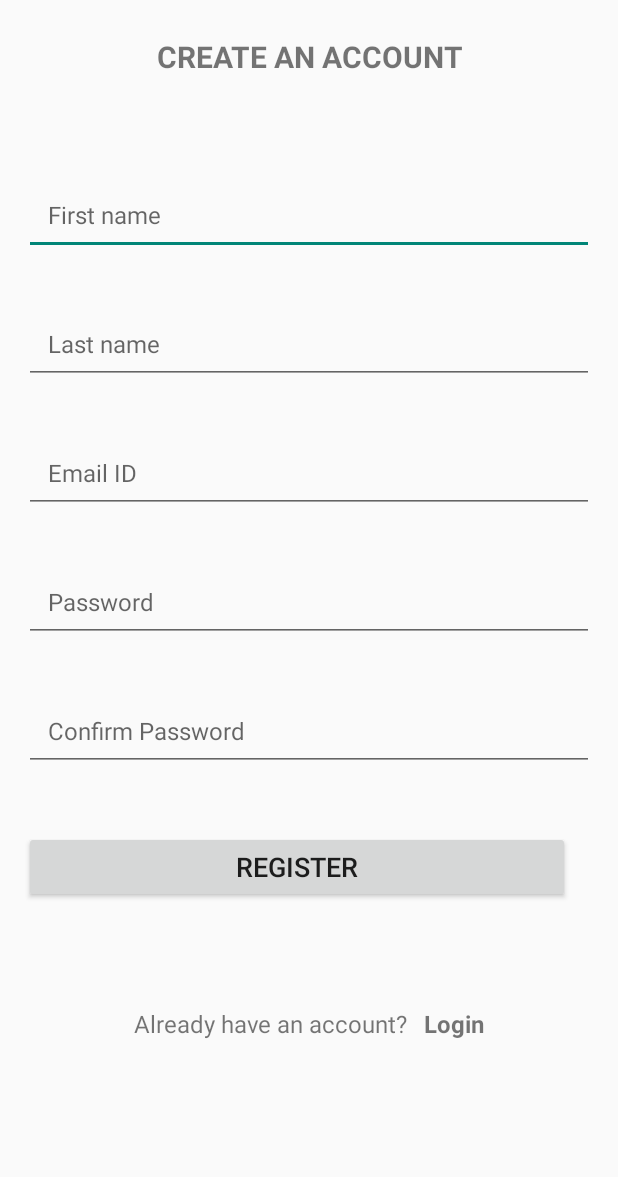
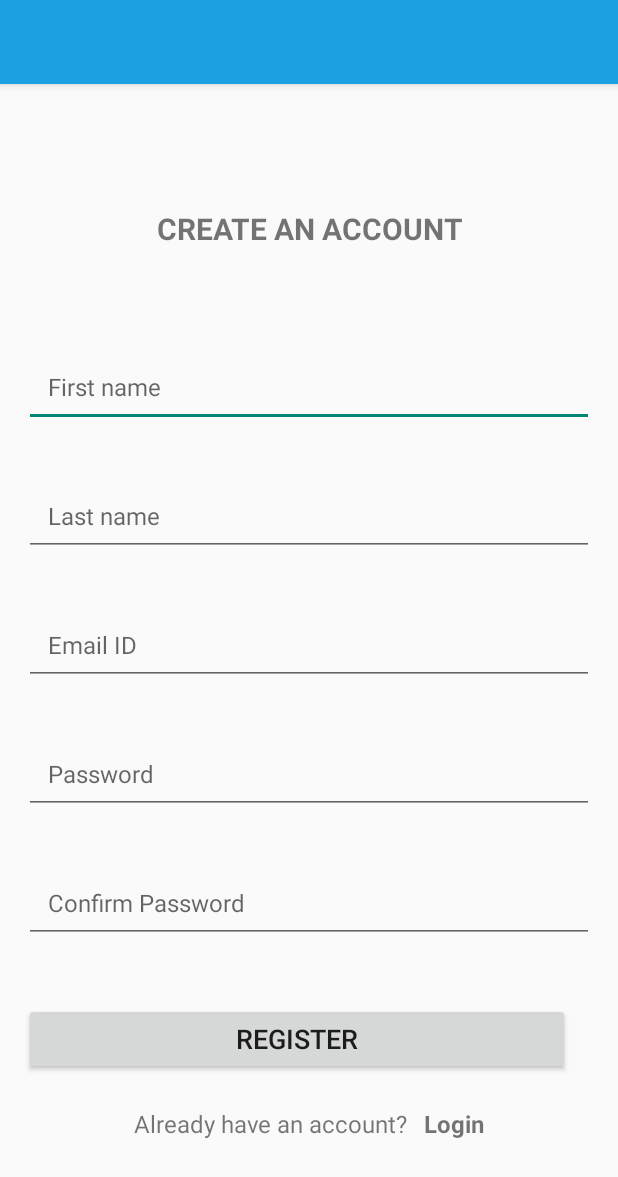
Before and after one commit to dominik-bregovic/My_Sports_App, an Android app: the RegisterActivity screen opened directly, with no data from a screen before it, on a phone screen of 412 x 824 dp. Shown: the top 1177 px of the screen. Run offline under Robolectric (Android 15) with nearby library versions, the phone set to English and light mode, and no system bars; our stand-ins replace Firebase (no records; nobody signed in at launch, a user with empty details on screens opened directly).

Commit message:
added toolbar to views, added dimensions to sverel views, reformated fogrott password view

```diff
--- a/app/src/main/java/com/example/sports_app/MainActivity.kt
+++ b/app/src/main/java/com/example/sports_app/MainActivity.kt
@@ -45,12 +45,15 @@ class MainActivity : AppCompatActivity() {
         list.add("Select...")
         courser!!.moveToFirst()
         try {
+            if (courser != null &&  courser.moveToFirst()){
                 do {
                     var course = courser.getString(courser.getColumnIndex(DBHelper.SPORT_COL))
                     if (!list.contains(course)){
                         list.add(course)
                     }
                 }while (courser.moveToNext())
+            }
+
         } finally {
             courser.close();
         }
--- /dev/null
+++ b/app/src/main/res/drawable/divider.xml
@@ -0,0 +1,6 @@
+<?xml version="1.0" encoding="utf-8"?>
+<shape xmlns:android = "http://schemas.android.com/apk/res/android">
+    <size
+        android:width = "16dp"
+        android:height = "24dp"/>
+</shape>
--- a/app/src/main/res/drawable/textview_border2.xml
+++ b/app/src/main/res/drawable/textview_border2.xml
@@ -5,13 +5,14 @@
     <item>
         <shape android:shape="rectangle">
             <solid android:color="@color/white"/>
-            <stroke android:color="@color/colorPrimary"
+            <stroke android:color="@color/orange"
                 android:width="5dp"/>
         </shape>
 
     </item>
 
-    <item android:top="3dp" android:bottom="3dp">
+    <item android:top="3dp"
+        android:bottom="3dp">
         <shape android:shape="rectangle">
             <solid android:color="@color/white"/>
 
--- a/app/src/main/res/layout/activity_main.xml
+++ b/app/src/main/res/layout/activity_main.xml
@@ -50,8 +50,8 @@
 
     <ImageButton
         android:id="@+id/btn_main_add"
-        android:layout_width="50dp"
-        android:layout_height="50dp"
+        android:layout_width="wrap_content"
+        android:layout_height="wrap_content"
         android:layout_marginEnd="50dp"
         android:layout_marginBottom="70dp"
         android:adjustViewBounds="true"
--- a/app/src/main/res/layout/activity_register.xml
+++ b/app/src/main/res/layout/activity_register.xml
@@ -6,48 +6,47 @@
     android:layout_height="match_parent"
     tools:context=".RegisterActivity">
 
+    <include
+        android:id="@+id/toolbar"
+        layout="@layout/toolbar" />
 
-<!--    <androidx.appcompat.widget.Toolbar-->
-<!--        android:id="@+id/toolbar_register_activity"-->
-<!--        android:layout_width="match_parent"-->
-<!--        android:layout_height="wrap_content"-->
-<!--        app:layout_constraintEnd_toEndOf="parent"-->
-<!--        app:layout_constraintStart_toStartOf="parent"-->
-<!--        app:layout_constraintTop_toTopOf="parent">-->
+    <ScrollView
+        android:id="@+id/scrollView3"
+        android:layout_width="match_parent"
+        android:layout_height="wrap_content"
+        app:layout_constraintBottom_toBottomOf="parent"
+        app:layout_constraintEnd_toEndOf="parent"
+        app:layout_constraintStart_toStartOf="parent"
+        app:layout_constraintTop_toBottomOf="@+id/toolbar">
 
-    <!--    </androidx.appcompat.widget.Toolbar>-->
-
-<!--    <ScrollView-->
-<!--        android:layout_width="match_parent"-->
-<!--        android:layout_height="wrap_content"-->
-<!--        android:layout_marginTop="164dp"-->
-<!--        app:layout_constraintEnd_toEndOf="parent"-->
-<!--        app:layout_constraintHorizontal_bias="1.0"-->
-<!--        app:layout_constraintStart_toStartOf="parent"-->
-<!--        app:layout_constraintTop_toBottomOf="@+id/toolbar_register_activity">-->
-
-
-    <!--            app:layout_constraintTop_toBottomOf="@id/til_register_password">-->
-
+        <LinearLayout
+            android:layout_width="match_parent"
+            android:layout_height="wrap_content"
+            android:orientation="vertical"
+            android:padding="@dimen/et_16dp_padding"
+            app:layout_constraintEnd_toEndOf="parent"
+            app:layout_constraintStart_toStartOf="parent"
+            app:layout_constraintTop_toBottomOf="@id/btn_register_register">
 
             <TextView
                 android:id="@+id/tv_register_title"
-        android:layout_width="0dp"
+                android:layout_width="match_parent"
                 android:layout_height="60dp"
                 android:layout_marginStart="16dp"
                 android:layout_marginTop="24dp"
                 android:layout_marginEnd="16dp"
+                android:text="@string/tv_register_title_text"
                 android:textAlignment="center"
-        android:text="@string/tv_register_title_text"
                 android:textSize="@dimen/tv_20sp_textsize"
                 android:textStyle="bold"
                 app:layout_constraintEnd_toEndOf="parent"
                 app:layout_constraintStart_toStartOf="parent"
                 app:layout_constraintTop_toTopOf="parent" />
 
+
             <EditText
                 android:id="@+id/et_register_firstname"
-        android:layout_width="0dp"
+                android:layout_width="match_parent"
                 android:layout_height="wrap_content"
                 android:layout_marginTop="32dp"
                 android:hint="@string/til_register_firstname_hint"
@@ -60,7 +59,7 @@
 
             <EditText
                 android:id="@+id/et_register_lastname"
-        android:layout_width="0dp"
+                android:layout_width="match_parent"
                 android:layout_height="wrap_content"
                 android:layout_marginTop="32dp"
                 android:hint="@string/til_register_lastname_hint"
@@ -70,12 +69,10 @@
                 app:layout_constraintEnd_toEndOf="@+id/et_register_firstname"
                 app:layout_constraintStart_toStartOf="@+id/et_register_firstname"
                 app:layout_constraintTop_toBottomOf="@+id/et_register_firstname" />
-    <!--            app:layout_constraintEnd_toTopOf="@+id/et_register_lastname" />-->
-
 
             <EditText
                 android:id="@+id/et_register_email"
-        android:layout_width="0dp"
+                android:layout_width="match_parent"
                 android:layout_height="wrap_content"
                 android:layout_marginTop="32dp"
                 android:hint="@string/til_register_email_hint"
@@ -88,7 +85,7 @@
 
             <EditText
                 android:id="@+id/et_register_password"
-        android:layout_width="0dp"
+                android:layout_width="match_parent"
                 android:layout_height="wrap_content"
                 android:layout_marginTop="32dp"
                 android:hint="@string/til_register_password_hint"
@@ -101,7 +98,7 @@
 
             <EditText
                 android:id="@+id/et_register_confirmpassword"
-        android:layout_width="0dp"
+                android:layout_width="match_parent"
                 android:layout_height="wrap_content"
                 android:layout_marginTop="32dp"
                 android:hint="@string/til_register_confirmpassword_hint"
@@ -114,7 +111,7 @@
 
             <Button
                 android:id="@+id/btn_register_register"
-        android:layout_width="0dp"
+                android:layout_width="match_parent"
                 android:layout_height="wrap_content"
                 android:layout_marginTop="40dp"
                 android:layout_marginEnd="16dp"
@@ -125,17 +122,18 @@
                 app:layout_constraintHorizontal_bias="0.0"
                 app:layout_constraintStart_toStartOf="@+id/et_register_confirmpassword"
                 app:layout_constraintTop_toBottomOf="@+id/et_register_confirmpassword" />
-    <!--        app:layout_constraintTop_toBottomOf="@id/cb_register_termsandcondition" />-->
+
 
             <LinearLayout
                 android:id="@+id/ll_register_logintoaccount"
-        android:layout_width="wrap_content"
+                android:layout_width="match_parent"
                 android:layout_height="wrap_content"
-        android:layout_marginTop="64dp"
+                android:layout_marginTop="@dimen/et_16dp_padding"
+                android:gravity="center"
                 android:orientation="horizontal"
-        app:layout_constraintEnd_toEndOf="parent"
-        app:layout_constraintStart_toStartOf="parent"
-        app:layout_constraintTop_toBottomOf="@id/btn_register_register">
+                app:layout_constraintBottom_toBottomOf="parent"
+                app:layout_constraintTop_toBottomOf="@+id/scrollView3"
+                tools:layout_editor_absoluteX="308dp">
 
                 <TextView
                     android:id="@+id/tv_register_alreadyhaveanaccount"
@@ -143,7 +141,9 @@
                     android:layout_height="wrap_content"
                     android:padding="@dimen/tv_5dp_padding"
                     android:text="@string/tv_register_alreadyhaveanaccount_text"
-            android:textSize="@dimen/tv_16sp_textsize"/>
+                    android:textSize="@dimen/tv_16sp_textsize"
+                    tools:layout_editor_absoluteX="47dp"
+                    tools:layout_editor_absoluteY="658dp" />
 
                 <TextView
                     android:id="@+id/tv_register_login"
@@ -151,86 +151,14 @@
                     android:layout_height="wrap_content"
                     android:padding="@dimen/tv_5dp_padding"
                     android:text="@string/tv_register_login_text"
+                    android:textSize="@dimen/tv_16sp_textsize"
                     android:textStyle="bold"
-            android:textSize="@dimen/tv_16sp_textsize"/>
-    </LinearLayout>
-
-    <!--            <com.google.android.material.textfield.TextInputLayout-->
-        <!--                android:id="@+id/til_register_confirmpassword"-->
-        <!--                android:layout_width="match_parent"-->
-        <!--                android:layout_height="wrap_content"-->
-        <!--                style="@style/Widget.MaterialComponents.TextInputLayout.OutlinedBox"-->
-        <!--                android:layout_marginStart="16dp"-->
-        <!--                android:layout_marginTop="25dp"-->
-        <!--                android:layout_marginEnd="16dp"-->
-        <!--                android:hint="@string/til_register_confirmpassword_hint"-->
-        <!--                app:layout_constraintEnd_toEndOf="parent"-->
-        <!--                app:layout_constraintStart_toStartOf="parent"-->
-        <!--                app:layout_constraintTop_toBottomOf="@id/til_register_password">-->
-
-        <!--                <EditText-->
-        <!--                    android:id="@+id/et_register_confirmpassword"-->
-        <!--                    android:layout_width="match_parent"-->
-        <!--                    android:layout_height="wrap_content"-->
-        <!--                    android:inputType="textPassword"-->
-        <!--                    android:padding="@dimen/et_16dp_padding"-->
-        <!--                    android:textSize="@dimen/et_16sp_textsize"/>-->
-        <!--            </com.google.android.material.textfield.TextInputLayout>-->
-
-        <!--            <CheckBox-->
-        <!--                android:id="@+id/cb_register_termsandcondition"-->
-        <!--                android:layout_width="wrap_content"-->
-        <!--                android:layout_height="wrap_content"-->
-        <!--                android:layout_marginTop="16dp"-->
-        <!--                android:checked="false"-->
-        <!--                android:text="@string/cb_register_termsandcondition_text"-->
-        <!--                app:layout_constraintEnd_toEndOf="parent"-->
-        <!--                app:layout_constraintStart_toStartOf="parent"-->
-        <!--                app:layout_constraintTop_toBottomOf="@id/til_register_confirmpassword"/>-->
-
-        <!--            <Button-->
-        <!--                android:id="@+id/btn_register_register"-->
-        <!--                android:layout_width="match_parent"-->
-        <!--                android:layout_height="wrap_content"-->
-        <!--                android:layout_marginStart="16dp"-->
-        <!--                android:layout_marginTop="32dp"-->
-        <!--                android:layout_marginEnd="16dp"-->
-        <!--                android:padding="@dimen/btn_8dp_padding"-->
-        <!--                android:text="@string/btn_register_register_text"-->
-        <!--                android:textSize="@dimen/btn_18sp_textsize"-->
-        <!--                app:layout_constraintEnd_toEndOf="parent"-->
-        <!--                app:layout_constraintStart_toStartOf="parent"-->
-        <!--                app:layout_constraintTop_toBottomOf="@id/cb_register_termsandcondition" />-->
-
-        <!--            <LinearLayout-->
-        <!--                android:layout_width="wrap_content"-->
-        <!--                android:layout_height="wrap_content"-->
-        <!--                android:layout_marginTop="32dp"-->
-        <!--                android:orientation="horizontal"-->
-        <!--                app:layout_constraintEnd_toEndOf="parent"-->
-        <!--                app:layout_constraintStart_toStartOf="parent"-->
-        <!--                app:layout_constraintTop_toBottomOf="@id/btn_register_register">-->
-
-        <!--                <TextView-->
-        <!--                    android:id="@+id/tv_register_alreadyhaveanaccount"-->
-        <!--                    android:layout_width="wrap_content"-->
-        <!--                    android:layout_height="wrap_content"-->
-        <!--                    android:text="@string/tv_register_alreadyhaveanaccount_text"-->
-        <!--                    android:textSize="@dimen/tv_16sp_textsize"/>-->
-
-        <!--                <TextView-->
-        <!--                    android:id="@+id/tv_register_login"-->
-        <!--                    android:layout_width="wrap_content"-->
-        <!--                    android:layout_height="wrap_content"-->
-        <!--                    android:padding="@dimen/tv_5dp_padding"-->
-        <!--                    android:text="@string/tv_register_login_text"-->
-        <!--                    android:textStyle="bold"-->
-        <!--                    android:textSize="@dimen/tv_16sp_textsize"/>-->
-        <!--            </LinearLayout>-->
-
-        <!--        </androidx.constraintlayout.widget.ConstraintLayout>-->
-
-<!--    </ScrollView>-->
+                    tools:layout_editor_absoluteX="245dp"
+                    tools:layout_editor_absoluteY="684dp" />
 
 
+            </LinearLayout>
+        </LinearLayout>
+    </ScrollView>
+
 </androidx.constraintlayout.widget.ConstraintLayout>
--- a/app/src/main/res/layout/toolbar.xml
+++ b/app/src/main/res/layout/toolbar.xml
@@ -7,7 +7,4 @@
     android:elevation="4dp"
     android:theme="@style/ThemeOverlay.AppCompat.Dark.ActionBar"
     >
-
-
-
 </androidx.appcompat.widget.Toolbar>
--- a/app/src/main/res/values/colors.xml
+++ b/app/src/main/res/values/colors.xml
@@ -7,6 +7,8 @@
     <color name="teal_700">#FF018786</color>
     <color name="black">#FF000000</color>
     <color name="white">#FFFFFFFF</color>
-    <color name="colorPrimary">#ED2173</color>
+    <color name="colorPrimary">#1BA1E2</color>
     <color name="colorPrimaryDark">#222934</color>
+    <color name="orange">#F0A30A</color>
+
 </resources>
--- a/app/src/main/res/values/strings.xml
+++ b/app/src/main/res/values/strings.xml
@@ -8,7 +8,7 @@
     <string name="tb_toolbar_logout_text">Logout</string>
 
     <!-- MAIN SCREEN-->
-    <string name="ml_main_choose">Choose your Sport</string>
+    <string name="ml_main_choose">Choose your Sport:</string>
     <string name="tv_main_login_text">Logged in Sucessfully!</string>
 
     <!-- LOGIN SCREEN -->
```
Also changed, not shown: app/src/main/java/com/example/sports_app/AddingDataActivity.kt (+51 -25 lines), app/src/main/res/layout/activity_adding_data.xml (+9 -23 lines), app/src/main/res/layout/activity_fotgot_password.xml (+22 -21 lines), app/src/main/res/layout/activity_login.xml (+5 -5 lines), app/src/main/res/values/dimen.xml (+7 -1 lines), app/src/main/res/drawable-v24/img.png (added), app/src/main/res/drawable-v24/img_1.png (added), app/src/main/res/drawable-v24/img_2.png (added), app/src/main/res/drawable-v24/items.png (added). Lines whose indentation alone changed are shown as unchanged.
